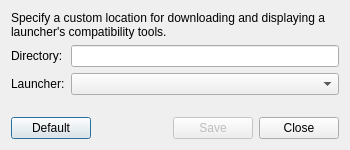
This is pupgui2/resources/ui/pupgui2_custominstalldirectorydialog.ui in DavidoTek/ProtonUp-Qt as Qt 5 draws it before an edit. The edited form follows.
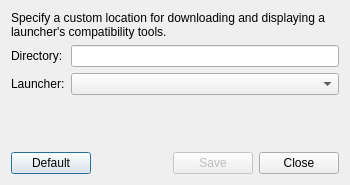
This is the edited form.

Commit message: custominstalldialog: Resize for SteamDeck theme

The edit to the form file:
```diff
--- a/pupgui2/resources/ui/pupgui2_custominstalldirectorydialog.ui
+++ b/pupgui2/resources/ui/pupgui2_custominstalldirectorydialog.ui
@@ -7,13 +7,13 @@
     <x>0</x>
     <y>0</y>
     <width>350</width>
-    <height>150</height>
+    <height>185</height>
    </rect>
   </property>
   <property name="minimumSize">
    <size>
     <width>350</width>
-    <height>150</height>
+    <height>185</height>
    </size>
   </property>
   <property name="windowTitle">
```
Left out of the diff: 4 changed lines with no effect on the pictures.
